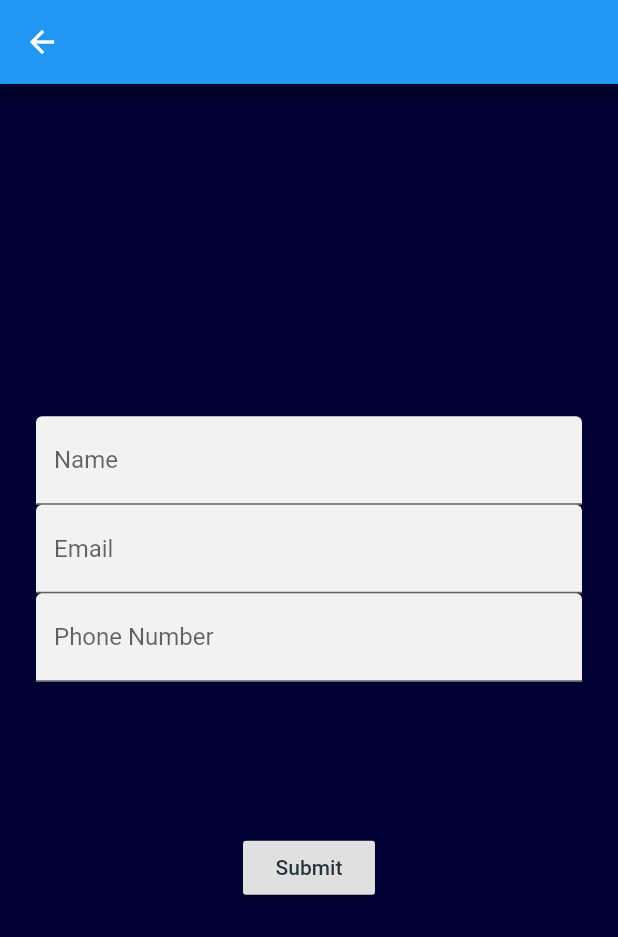
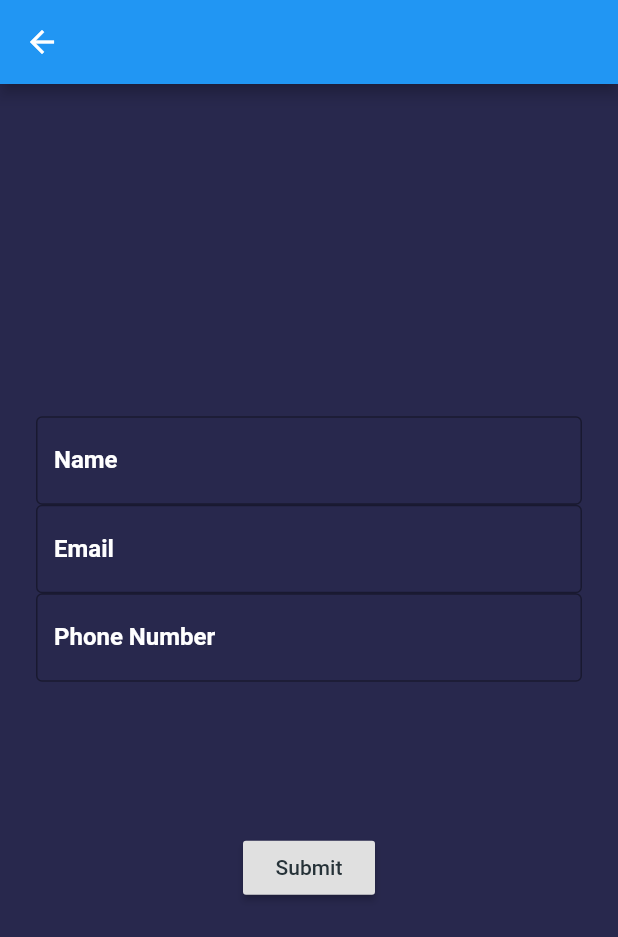
Before and after one commit to shreshukle1/demo_horo_app, a Flutter app: the FormScreen screen opened directly, on a phone screen of 412 x 824 dp. Shown: the top 937 px of the screen. Run offline on Flutter 3.47's test engine with Material 2 defaults, Android fonts, the phone set to English and light mode, and no system bars; our stand-ins replace cloud_firestore, datetime_picker_formfield, firebase_auth; missing offline and left inert: dart:ffi, ff_navigation_bar, horoscope; accounts and stored records are empty.

Commit message:
final design

```diff
--- a/lib/Screens/ContactUs.dart
+++ b/lib/Screens/ContactUs.dart
@@ -19,13 +19,16 @@ class FormScreenState extends State<FormScreen> {
   Widget _buildName() {
     return TextFormField(
       decoration: InputDecoration(
-          filled: true,
-          fillColor: Color(0xFFF2F2F2),
-          focusedBorder: OutlineInputBorder(
-            borderRadius: BorderRadius.all(Radius.circular(4)),
-            borderSide: BorderSide(width: 1,color: Colors.blueGrey.shade900),
+          border: new OutlineInputBorder(
+              borderRadius: BorderRadius.all(Radius.circular(4)),
+              borderSide: new BorderSide(color: Colors.white)
           ),
-          labelText: 'Name'),
+          labelText: 'Name',
+            labelStyle: TextStyle(
+              fontWeight: FontWeight.bold,
+                color: Colors.white
+            ),
+          ),
       validator: (String value){
         if (value.isEmpty){
           return 'Name is Required';
@@ -40,13 +43,15 @@ class FormScreenState extends State<FormScreen> {
   Widget _buildEmail() {
     return TextFormField(
       decoration: InputDecoration(
-          filled: true,
-          fillColor: Color(0xFFF2F2F2),
-          focusedBorder: OutlineInputBorder(
-            borderRadius: BorderRadius.all(Radius.circular(4)),
-            borderSide: BorderSide(width: 1,color: Colors.blueGrey.shade900),
+          border: new OutlineInputBorder(
+              borderRadius: BorderRadius.all(Radius.circular(4)),
+              borderSide: new BorderSide(color: Colors.white)
           ),
-          labelText: 'Email'),
+          labelText: 'Email',
+            labelStyle: TextStyle(
+                fontWeight: FontWeight.bold,
+                color: Colors.white
+            )),
       keyboardType: TextInputType.emailAddress,
       validator: (String value) {
         if (value.isEmpty) {
@@ -68,13 +73,15 @@ class FormScreenState extends State<FormScreen> {
   Widget _buildPhoneNumber() {
     return TextFormField(
       decoration: InputDecoration(
-        filled: true,
-          fillColor: Color(0xFFF2F2F2),
-          focusedBorder: OutlineInputBorder(
-          borderRadius: BorderRadius.all(Radius.circular(4)),
-          borderSide: BorderSide(width: 1,color: Colors.blueGrey.shade900),
+          border: new OutlineInputBorder(
+              borderRadius: BorderRadius.all(Radius.circular(4)),
+              borderSide: new BorderSide(color: Colors.white)
           ),
-          labelText: 'Phone Number'),
+          labelText: 'Phone Number',
+            labelStyle: TextStyle(
+                fontWeight: FontWeight.bold,
+                color: Colors.white
+            )),
       keyboardType: TextInputType.phone,
       validator: (String value){
         if (value.isEmpty){
@@ -90,7 +97,7 @@ class FormScreenState extends State<FormScreen> {
   @override
   Widget build(BuildContext context) {
     return Scaffold(
-      backgroundColor: Color.fromRGBO(0, 0, 51, 100),
+      backgroundColor: Color.fromRGBO(40, 40, 77, 100),
       appBar: AppBar(),
       body: Container(
         margin: EdgeInsets.all(24.0),
--- a/lib/Screens/HoroscopeList.dart
+++ b/lib/Screens/HoroscopeList.dart
@@ -28,11 +28,11 @@ class _HoroscopeListState extends State<HoroscopeList> {
 
     return Scaffold(
       appBar: AppBar(
-        backgroundColor: Color.fromRGBO(0, 0, 51, 100),
+        backgroundColor: Color.fromRGBO(40, 40, 77, 100),
         centerTitle: true,
         title: Image.asset("images/topStar.png",width: 50,),
       ),
-      backgroundColor: Color.fromRGBO(0, 0, 51, 100),
+      backgroundColor: Color.fromRGBO(40, 40, 77, 100),
       body: Container(
         child: SingleChildScrollView(
           child: Column(
```
